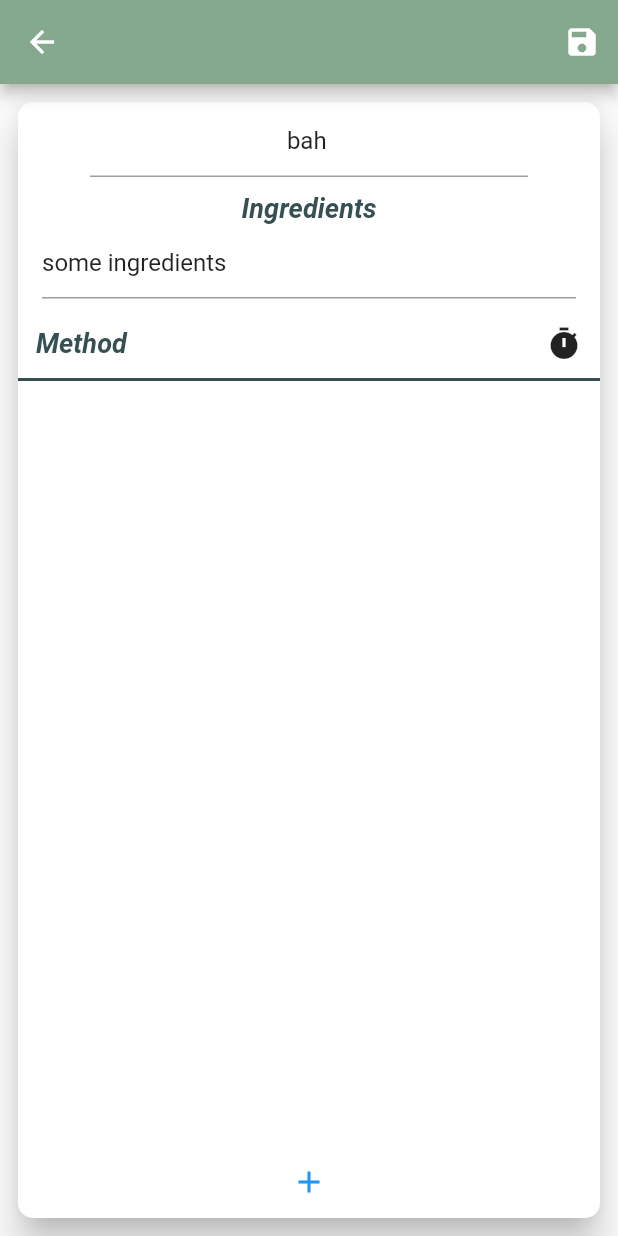
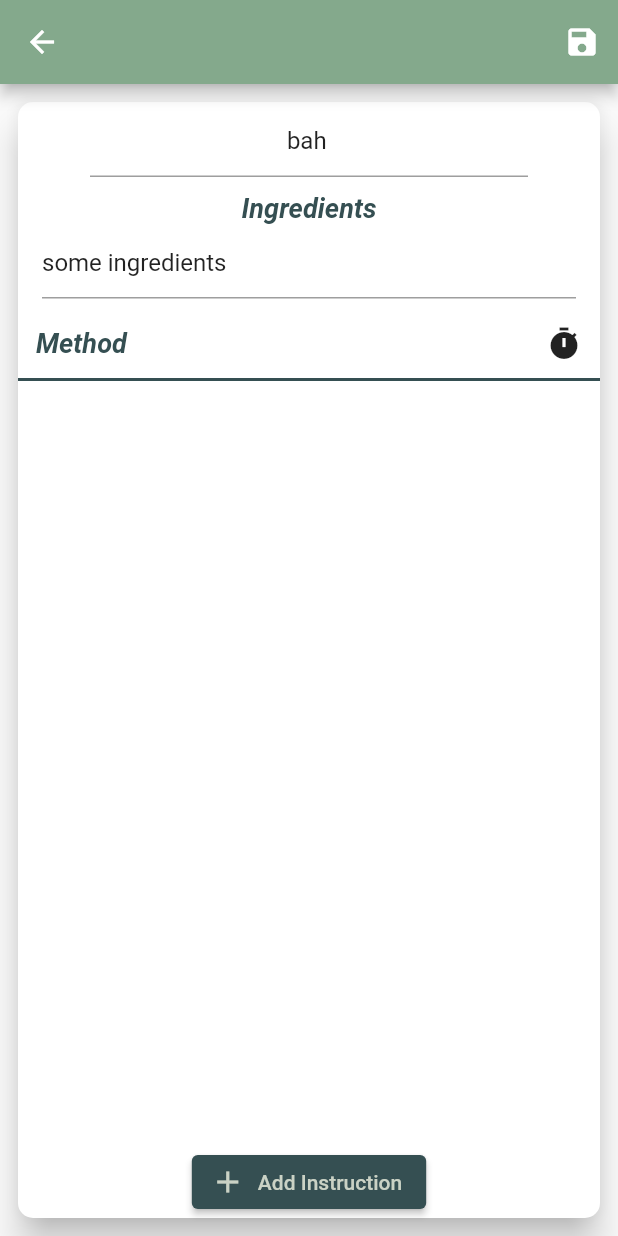
Before and after one commit to Annie-Talbot/SousChef, a Flutter app: the RecipeDetailPage screen opened directly with empty values, on a phone screen of 412 x 824 dp. Run offline on Flutter 3.47's test engine with Material 2 defaults, Android fonts, the light colour scheme and no system bars; our stand-ins replace logger, settings_ui, shared_preferences, sqflite; missing offline and left inert: auto_size_text_field; accounts and stored records are empty.

Commit message:
Add time selector when initiating cooking and adding timing to the methods in the recipe.

```diff
--- a/lib/destination.dart
+++ b/lib/destination.dart
@@ -14,10 +14,10 @@ class Destination {
 
   final String title;
   final IconData icon;
-  late Function(Recipe recipe) initiateCooking;
+  late Function(Recipe recipe, TimeOfDay eatTime) initiateCooking;
 
   Widget Function(BuildContext) routeBuilder(BuildContext context,
-      RouteSettings settings, Function(Recipe recipe) initiateCooking) {
+      RouteSettings settings, Function(Recipe recipe, TimeOfDay eatTime) initiateCooking) {
     this.initiateCooking = initiateCooking;
     return (context) {
           return ErrorPage(key: UniqueKey());
@@ -27,10 +27,10 @@ class Destination {
 
 class DestinationView extends StatefulWidget {
   const DestinationView({ required Key key, required this.destination,
-                          required void Function(Recipe recipe) this.initiateCooking }) : super(key: key);
+                          required void Function(Recipe recipe, TimeOfDay eatTime) this.initiateCooking }) : super(key: key);
 
   final Destination destination;
-  final Function(Recipe recipe) initiateCooking;
+  final Function(Recipe recipe, TimeOfDay eatTime) initiateCooking;
 
   @override
   _DestinationViewState createState() => _DestinationViewState();
@@ -43,7 +43,6 @@ class _DestinationViewState extends State<DestinationView> {
       onGenerateRoute: (RouteSettings settings) {
         return MaterialPageRoute(
           settings: settings,
-          //TODO: Pass in goto page function here
           builder: widget.destination.routeBuilder(context, settings, widget.initiateCooking),
         );
       },
--- a/lib/destinations/cook_destination.dart
+++ b/lib/destinations/cook_destination.dart
@@ -1,4 +1,5 @@
 import 'package:flutter/cupertino.dart';
+import 'package:flutter/material.dart';
 import 'package:sous_chef/pages/error_page.dart';
 import 'package:sous_chef/pages/ingredient/ingredient_list_page.dart';
 
@@ -16,7 +17,8 @@ class CookDestination extends Destination{
 
   @override
   Widget Function(BuildContext) routeBuilder(BuildContext context,
-      RouteSettings settings, Function(Recipe recipe) initiateCooking) {
+      RouteSettings settings,
+      Function(Recipe recipe, TimeOfDay eatTime) initiateCooking) {
     return (context) {
       switch (settings.name) {
         case CookRoutes.main:
--- a/lib/destinations/friends_destination.dart
+++ b/lib/destinations/friends_destination.dart
@@ -1,4 +1,5 @@
 import 'package:flutter/cupertino.dart';
+import 'package:flutter/material.dart';
 import 'package:sous_chef/pages/error_page.dart';
 import 'package:sous_chef/pages/ingredient/ingredient_list_page.dart';
 
@@ -11,7 +12,8 @@ class FriendsDestination extends Destination{
 
   @override
   Widget Function(BuildContext) routeBuilder(BuildContext context,
-      RouteSettings settings, Function(Recipe recipe) initiateCooking) {
+      RouteSettings settings,
+      Function(Recipe recipe, TimeOfDay eatTime) initiateCooking) {
     return (context) {
       switch (settings.name) {
         case '/':
--- a/lib/destinations/ingredient_destination.dart
+++ b/lib/destinations/ingredient_destination.dart
@@ -1,4 +1,5 @@
 import 'package:flutter/cupertino.dart';
+import 'package:flutter/material.dart';
 import 'package:sous_chef/objects/ingredient.dart';
 import 'package:sous_chef/pages/error_page.dart';
 import 'package:sous_chef/pages/ingredient/ingredient_list_page.dart';
@@ -17,7 +18,8 @@ class IngredientDestination extends Destination{
 
   @override
   Widget Function(BuildContext) routeBuilder(BuildContext context,
-      RouteSettings settings, Function(Recipe recipe) initiateCooking) {
+      RouteSettings settings,
+      Function(Recipe recipe, TimeOfDay eatTime) initiateCooking) {
     return (context) {
       switch (settings.name) {
         case IngredientRoutes.list:
--- a/lib/destinations/recipe_destination.dart
+++ b/lib/destinations/recipe_destination.dart
@@ -1,4 +1,5 @@
 import 'package:flutter/cupertino.dart';
+import 'package:flutter/material.dart';
 import 'package:sous_chef/pages/error_page.dart';
 
 import '../destination.dart';
@@ -16,7 +17,8 @@ class RecipeDestination extends Destination{
 
   @override
   Widget Function(BuildContext) routeBuilder(BuildContext context,
-      RouteSettings settings, Function(Recipe recipe) initiateCooking) {
+      RouteSettings settings,
+      Function(Recipe recipe, TimeOfDay eatTime) initiateCooking) {
     return (context) {
       switch (settings.name) {
         case RecipeRoutes.list:
--- a/lib/destinations/settings_destination.dart
+++ b/lib/destinations/settings_destination.dart
@@ -1,4 +1,5 @@
 import 'package:flutter/cupertino.dart';
+import 'package:flutter/material.dart';
 import 'package:sous_chef/pages/error_page.dart';
 import 'package:sous_chef/pages/ingredient/ingredient_list_page.dart';
 
@@ -11,7 +12,8 @@ class SettingsDestination extends Destination{
 
   @override
   Widget Function(BuildContext) routeBuilder(BuildContext context,
-      RouteSettings settings, Function(Recipe recipe) initiateCooking) {
+      RouteSettings settings,
+      Function(Recipe recipe, TimeOfDay eatTime) initiateCooking) {
     return (context) {
       switch (settings.name) {
         case '/':
--- a/lib/objects/directory.dart
+++ b/lib/objects/directory.dart
@@ -56,7 +56,7 @@ class DirectoryWidget extends StatefulWidget {
 
   final Directory dir;
   final DatabaseHandler dbHandler;
-  final Function(Recipe recipe) initiateCooking;
+  final Function(Recipe recipe, TimeOfDay eatTime) initiateCooking;
 
   @override
   State<DirectoryWidget> createState() => _DirectoryWidgetState();
@@ -149,14 +149,14 @@ class _DirectoryWidgetState extends State<DirectoryWidget> {
         context: context,
         builder: (BuildContext context) {
           return AlertDialog(
-            title: Text("Rename"),
+            title: const Text("Rename"),
             content: TextField(
               controller: ctrl,
             ),
             actions: <Widget>[
               MaterialButton(
                 elevation: 5.0,
-                child: Text("Rename"),
+                child: const Text("Rename"),
                 onPressed: () {
                   setState(() {
                     d.name = ctrl.text.toString();
--- a/lib/pages/recipe/recipe_detail_page.dart
+++ b/lib/pages/recipe/recipe_detail_page.dart
@@ -137,14 +137,13 @@ class _RecipeDetailPageState extends State<RecipeDetailPage> {
                     }
                 ),
               ),
-              IconButton(
-                color: Theme.of(context).colorScheme.primary,
+              ElevatedButton.icon(
                 onPressed: () {
                   appendInstructions([["New instruction", "10"]]);
                 },
                 icon: const Icon(
                   Icons.add,
-                ),
+                ), label: const Text("Add Instruction"),
               ),
             ],
           ),
--- a/lib/pages/recipe/recipe_list_page.dart
+++ b/lib/pages/recipe/recipe_list_page.dart
@@ -7,9 +7,9 @@ import '../../objects/directory.dart';
 
 class RecipeListPage extends StatefulWidget {
   const RecipeListPage({ required Key key, required this.destination,
-    required Function(Recipe recipe) this.initiateCooking}) : super(key: key);
+    required Function(Recipe recipe, TimeOfDay eatTime) this.initiateCooking}) : super(key: key);
 
-  final Function(Recipe recipe) initiateCooking;
+  final Function(Recipe recipe, TimeOfDay eatTime) initiateCooking;
   final Destination destination;
 
   @override
--- a/lib/theme_manager.dart
+++ b/lib/theme_manager.dart
@@ -13,7 +13,7 @@ class ThemeNotifier with ChangeNotifier {
   final darkTheme = ThemeData(
     brightness: Brightness.dark,
     cardTheme: CardTheme(
-      margin: EdgeInsets.all(12.0),
+      margin: const EdgeInsets.all(12.0),
       elevation: 10.0,
       shape: RoundedRectangleBorder(
         borderRadius: BorderRadius.circular(10),
@@ -35,7 +35,7 @@ class ThemeNotifier with ChangeNotifier {
       style: ButtonStyle(
         foregroundColor: MaterialStateProperty.resolveWith<Color?>((Set<MaterialState> states) {
           if (states.contains(MaterialState.hovered)) return mediumGreen;
-          return darkGreen;
+          return lightGreen;
         }),
       ),
     ),
@@ -60,11 +60,6 @@ class ThemeNotifier with ChangeNotifier {
           color: white,
         )
     ),
-    floatingActionButtonTheme: const FloatingActionButtonThemeData(
-      elevation: 24.0,
-      backgroundColor: veryLightGreen,
-      foregroundColor: darkGreen,
-    ),
     dividerTheme: const DividerThemeData(
       color: veryLightGreen,
       thickness: 2.0,
@@ -82,6 +77,25 @@ class ThemeNotifier with ChangeNotifier {
       style: ListTileStyle.drawer,
       selectedTileColor: darkGreen,
       shape: RoundedRectangleBorder(borderRadius: BorderRadius.horizontal(),),
+    ),
+    timePickerTheme: TimePickerThemeData(
+      dayPeriodColor: MaterialStateColor.resolveWith((states) =>
+        states.contains(MaterialState.selected) ? darkGreen : Colors.white10),
+      dayPeriodTextColor: MaterialStateColor.resolveWith((states) =>
+        states.contains(MaterialState.selected) ? lightGreen : white),
+      dialBackgroundColor: Colors.white24,
+      dialTextColor: white,
+      dialHandColor: lightGreen,
+      hourMinuteColor: MaterialStateColor.resolveWith((states) =>
+        states.contains(MaterialState.selected) ? darkGreen : Colors.white24),
+      hourMinuteTextColor: MaterialStateColor.resolveWith((states) =>
+        states.contains(MaterialState.selected) ? lightGreen : white),
+      helpTextStyle: TextStyle(
+        color: white,
+        fontSize: 18.0,
+        fontWeight: FontWeight.bold
+      )
+
     ),
   );
 
--- a/pubspec.yaml
+++ b/pubspec.yaml
@@ -36,6 +36,7 @@ dependencies:
   auto_size_text_field: ^1.0.1
   shared_preferences:
   provider:
+  intl: ^0.17.0
 
 
   # The following adds the Cupertino Icons font to your application.
```
Also changed, not shown: lib/home.dart (+3 -9 lines), lib/objects/method_on_stove.dart (+31 -1 lines), lib/objects/recipe.dart (+12 -2 lines), lib/objects/recipe_on_stove.dart (+28 -10 lines), lib/pages/empty_cook_page.dart (+37 -4 lines), lib/pages/ingredient/ingredient_list_page.dart (+5 -2 lines), pubspec.lock.
